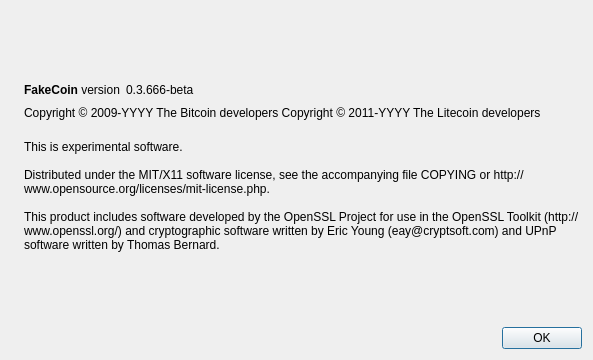
This is src/qt/forms/aboutdialog.ui in Scyne/FakeCoin as Qt 5 draws it before an edit. The edited form follows.
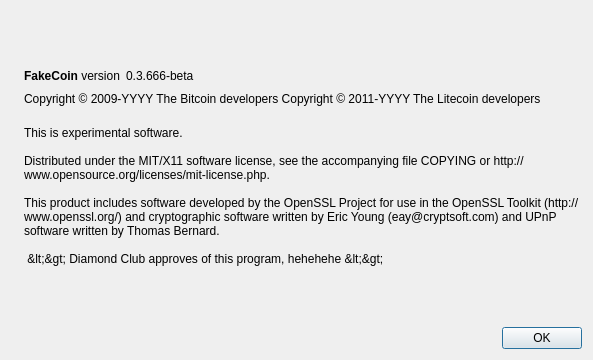
This is the edited form. Icons and pictures are not drawn.

```diff
--- a/src/qt/forms/aboutdialog.ui
+++ b/src/qt/forms/aboutdialog.ui
@@ -113,7 +113,9 @@
 
 Distributed under the MIT/X11 software license, see the accompanying file COPYING or http://www.opensource.org/licenses/mit-license.php.
 
-This product includes software developed by the OpenSSL Project for use in the OpenSSL Toolkit (http://www.openssl.org/) and cryptographic software written by Eric Young (eay@cryptsoft.com) and UPnP software written by Thomas Bernard.</string>
+This product includes software developed by the OpenSSL Project for use in the OpenSSL Toolkit (http://www.openssl.org/) and cryptographic software written by Eric Young (eay@cryptsoft.com) and UPnP software written by Thomas Bernard.
+
+ &lt;&gt; Diamond Club approves of this program, hehehehe &lt;&gt;</string>
        </property>
        <property name="wordWrap">
         <bool>true</bool>
```
Left out of the diff: 3 changed lines with no effect on the pictures.
